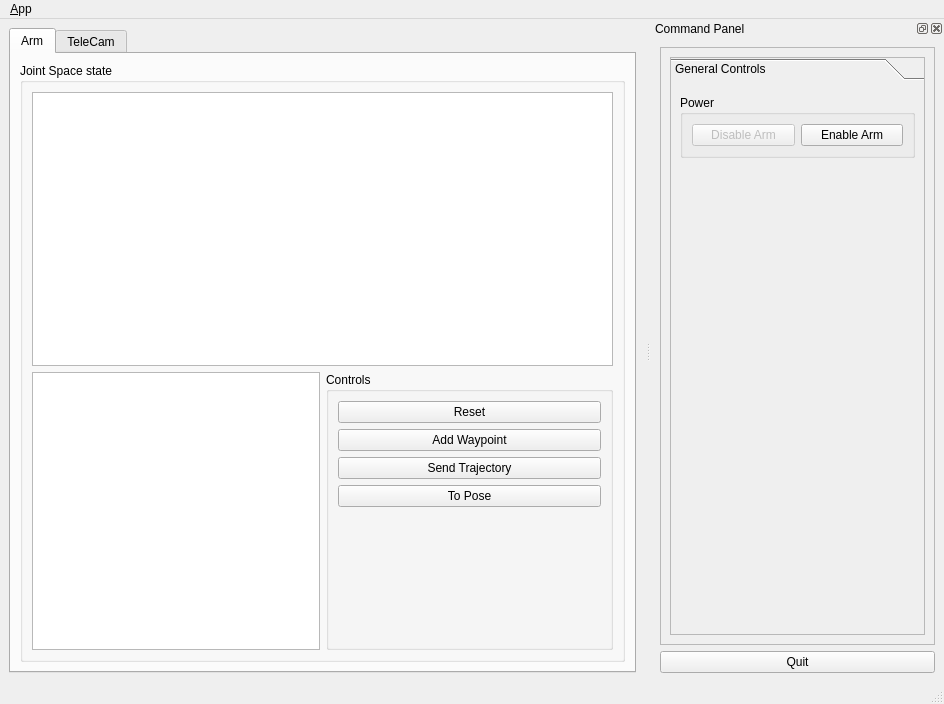
Old version of the form tools/eros_python_tools/templates/qt/ui/main_window.ui in the repository stonier/graveyard_eros.
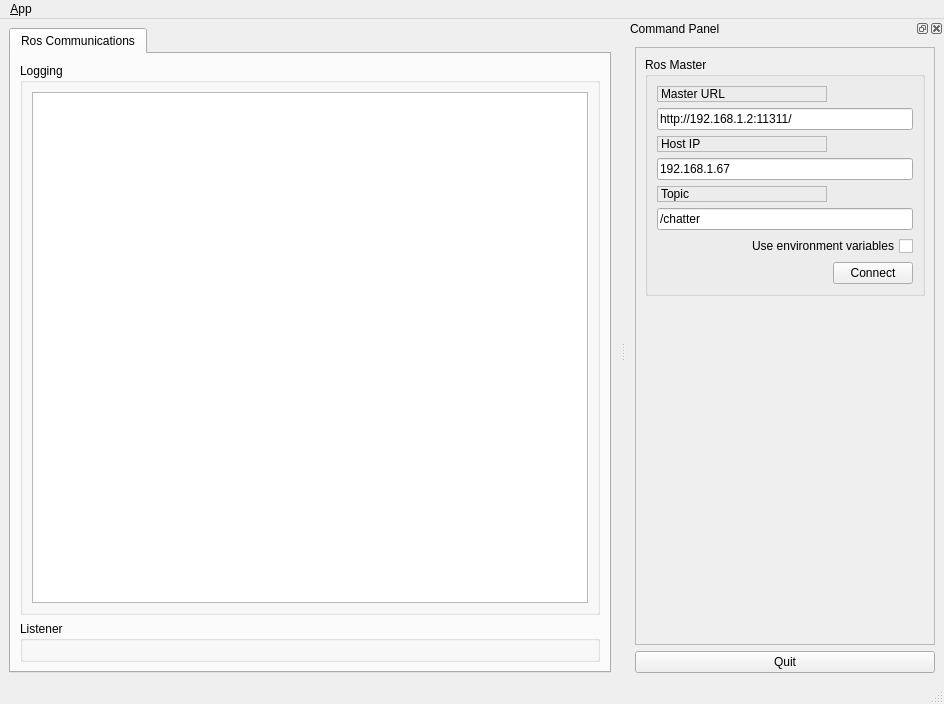
New version of the form.

Commit message: eros_python_tools : the qt create script updated and qt-ros create script added.

Diff of the .ui file:
```diff
--- a/tools/eros_python_tools/templates/qt/ui/main_window.ui
+++ b/tools/eros_python_tools/templates/qt/ui/main_window.ui
@@ -34,11 +34,11 @@
       </property>
       <widget class="QWidget" name="tab_status">
        <attribute name="title">
-        <string>Arm</string>
+        <string>Ros Communications</string>
        </attribute>
-       <layout class="QVBoxLayout" name="verticalLayout_4">
+       <layout class="QVBoxLayout" name="verticalLayout_2">
         <item>
-         <widget class="QGroupBox" name="box_parameters">
+         <widget class="QGroupBox" name="groupBox_12">
           <property name="sizePolicy">
            <sizepolicy hsizetype="MinimumExpanding" vsizetype="Preferred">
             <horstretch>0</horstretch>
@@ -46,229 +46,17 @@
            </sizepolicy>
           </property>
           <property name="title">
-           <string>Joint Space state</string>
+           <string>Logging</string>
           </property>
-          <layout class="QGridLayout" name="gridLayout">
-           <item row="0" column="0" colspan="2">
-            <widget class="QTreeView" name="view_arm">
-             <property name="sizePolicy">
-              <sizepolicy hsizetype="MinimumExpanding" vsizetype="Expanding">
-               <horstretch>0</horstretch>
-               <verstretch>0</verstretch>
-              </sizepolicy>
-             </property>
-             <property name="selectionBehavior">
-              <enum>QAbstractItemView::SelectRows</enum>
-             </property>
-             <property name="animated">
-              <bool>true</bool>
-             </property>
-             <attribute name="headerVisible">
-              <bool>false</bool>
-             </attribute>
-             <attribute name="headerCascadingSectionResizes">
-              <bool>true</bool>
-             </attribute>
-             <attribute name="headerDefaultSectionSize">
-              <number>50</number>
-             </attribute>
-             <attribute name="headerHighlightSections">
-              <bool>true</bool>
-             </attribute>
-             <attribute name="headerMinimumSectionSize">
-              <number>5</number>
-             </attribute>
-             <attribute name="headerCascadingSectionResizes">
-              <bool>true</bool>
-             </attribute>
-             <attribute name="headerDefaultSectionSize">
-              <number>50</number>
-             </attribute>
-             <attribute name="headerVisible">
-              <bool>false</bool>
-             </attribute>
-             <attribute name="headerMinimumSectionSize">
-              <number>5</number>
-             </attribute>
-             <attribute name="headerHighlightSections">
-              <bool>true</bool>
-             </attribute>
-            </widget>
-           </item>
-           <item row="1" column="0">
-            <widget class="QTreeView" name="view_arm_parameters">
-             <property name="sizePolicy">
-              <sizepolicy hsizetype="MinimumExpanding" vsizetype="Expanding">
-               <horstretch>0</horstretch>
-               <verstretch>0</verstretch>
-              </sizepolicy>
-             </property>
-             <property name="selectionBehavior">
-              <enum>QAbstractItemView::SelectRows</enum>
-             </property>
-             <property name="animated">
-              <bool>true</bool>
-             </property>
-             <attribute name="headerVisible">
-              <bool>false</bool>
-             </attribute>
-             <attribute name="headerCascadingSectionResizes">
-              <bool>true</bool>
-             </attribute>
-             <attribute name="headerDefaultSectionSize">
-              <number>50</number>
-             </attribute>
-             <attribute name="headerHighlightSections">
-              <bool>true</bool>
-             </attribute>
-             <attribute name="headerMinimumSectionSize">
-              <number>5</number>
-             </attribute>
-             <attribute name="headerCascadingSectionResizes">
-              <bool>true</bool>
-             </attribute>
-             <attribute name="headerDefaultSectionSize">
-              <number>50</number>
-             </attribute>
-             <attribute name="headerVisible">
-              <bool>false</bool>
-             </attribute>
-             <attribute name="headerMinimumSectionSize">
-              <number>5</number>
-             </attribute>
-             <attribute name="headerHighlightSections">
-              <bool>true</bool>
-             </attribute>
-            </widget>
-           </item>
-           <item row="1" column="1">
-            <widget class="QGroupBox" name="groupBox_10">
-             <property name="title">
-              <string>Controls</string>
-             </property>
-             <layout class="QVBoxLayout" name="verticalLayout_2">
-              <item>
-               <widget class="QPushButton" name="button_reset_waypoints">
-                <property name="enabled">
-                 <bool>true</bool>
-                </property>
-                <property name="sizePolicy">
-                 <sizepolicy hsizetype="MinimumExpanding" vsizetype="Fixed">
-                  <horstretch>0</horstretch>
-                  <verstretch>0</verstretch>
-                 </sizepolicy>
-                </property>
-                <property name="toolTip">
-                 <string>Set the target to the current joint trajectory state.</string>
-                </property>
-                <property name="statusTip">
-                 <string>Clear all waypoints and set the target to the current joint trajectory state.</string>
-                </property>
-                <property name="text">
-                 <string>Reset</string>
-                </property>
-               </widget>
-              </item>
-              <item>
-               <widget class="QPushButton" name="button_add_waypoint">
-                <property name="enabled">
-                 <bool>true</bool>
-                </property>
-                <property name="sizePolicy">
-                 <sizepolicy hsizetype="MinimumExpanding" vsizetype="Fixed">
-                  <horstretch>0</horstretch>
-                  <verstretch>0</verstretch>
-                 </sizepolicy>
-                </property>
-                <property name="toolTip">
-                 <string>Add a waypoint to the joint trajectory list.</string>
-                </property>
-                <property name="statusTip">
-                 <string>Adds a waypoint to the joint trajectory list that defaults to the last set waypoint (or current value).</string>
-                </property>
-                <property name="text">
-                 <string>Add Waypoint</string>
-                </property>
-               </widget>
-              </item>
-              <item>
-               <widget class="QPushButton" name="button_send_trajectory">
-                <property name="enabled">
-                 <bool>true</bool>
-                </property>
-                <property name="sizePolicy">
-                 <sizepolicy hsizetype="MinimumExpanding" vsizetype="Fixed">
-                  <horstretch>0</horstretch>
-                  <verstretch>0</verstretch>
-                 </sizepolicy>
-                </property>
-                <property name="toolTip">
-                 <string>Send the joint trajectory waypoints to the move arm action server.</string>
-                </property>
-                <property name="statusTip">
-                 <string extracomment="Status Tip">Collects all trajectory waypoints and sends a trajectory goal to the move arm action server.</string>
-                </property>
-                <property name="whatsThis">
-                 <string extracomment="Whats This">Whats This</string>
-                </property>
-                <property name="text">
-                 <string>Send Trajectory</string>
-                </property>
-               </widget>
-              </item>
-              <item>
-               <widget class="QPushButton" name="button_to_pose">
-                <property name="enabled">
-                 <bool>true</bool>
-                </property>
-                <property name="sizePolicy">
-                 <sizepolicy hsizetype="MinimumExpanding" vsizetype="Fixed">
-                  <horstretch>0</horstretch>
-                  <verstretch>0</verstretch>
-                 </sizepolicy>
-                </property>
-                <property name="toolTip">
-                 <string>Convert the last waypoint to a pose and update.</string>
-                </property>
-                <property name="statusTip">
-                 <string extracomment="Status Tip">Convert the last waypoint to a pose and update the target pose in the workspace.</string>
-                </property>
-                <property name="whatsThis">
-                 <string extracomment="Whats This">Whats This</string>
-                </property>
-                <property name="text">
-                 <string>To Pose</string>
-                </property>
-               </widget>
-              </item>
-              <item>
-               <spacer name="verticalSpacer_2">
-                <property name="orientation">
-                 <enum>Qt::Vertical</enum>
-                </property>
-                <property name="sizeHint" stdset="0">
-                 <size>
-                  <width>20</width>
-                  <height>131</height>
-                 </size>
-                </property>
-               </spacer>
-              </item>
-             </layout>
-            </widget>
+          <layout class="QGridLayout" name="gridLayout_3">
+           <item row="0" column="0">
+            <widget class="QListView" name="view_logging"/>
            </item>
           </layout>
          </widget>
         </item>
-       </layout>
-      </widget>
-      <widget class="QWidget" name="tab_2">
-       <attribute name="title">
-        <string>TeleCam</string>
-       </attribute>
-       <layout class="QVBoxLayout" name="verticalLayout_9">
         <item>
-         <widget class="QGroupBox" name="groupBox_11">
+         <widget class="QGroupBox" name="groupBox_13">
           <property name="sizePolicy">
            <sizepolicy hsizetype="MinimumExpanding" vsizetype="Preferred">
             <horstretch>0</horstretch>
@@ -276,53 +64,9 @@
            </sizepolicy>
           </property>
           <property name="title">
-           <string>Tele Camera</string>
+           <string>Listener</string>
           </property>
-          <layout class="QGridLayout" name="gridLayout_2">
-           <item row="0" column="0" colspan="2">
-            <widget class="QTreeView" name="view_tele_cam">
-             <property name="selectionBehavior">
-              <enum>QAbstractItemView::SelectRows</enum>
-             </property>
-             <property name="animated">
-              <bool>true</bool>
-             </property>
-             <attribute name="headerVisible">
-              <bool>false</bool>
-             </attribute>
-             <attribute name="headerCascadingSectionResizes">
-              <bool>true</bool>
-             </attribute>
-             <attribute name="headerDefaultSectionSize">
-              <number>50</number>
-             </attribute>
-             <attribute name="headerHighlightSections">
-              <bool>true</bool>
-             </attribute>
-             <attribute name="headerMinimumSectionSize">
-              <number>5</number>
-             </attribute>
-             <attribute name="headerCascadingSectionResizes">
-              <bool>true</bool>
-             </attribute>
-             <attribute name="headerDefaultSectionSize">
-              <number>50</number>
-             </attribute>
-             <attribute name="headerVisible">
-              <bool>false</bool>
-             </attribute>
-             <attribute name="headerMinimumSectionSize">
-              <number>5</number>
-             </attribute>
-             <attribute name="headerHighlightSections">
-              <bool>true</bool>
-             </attribute>
-            </widget>
-           </item>
-           <item row="1" column="0">
-            <widget class="QListView" name="view_tele_cam_feedback"/>
-           </item>
-          </layout>
+          <layout class="QGridLayout" name="gridLayout_4"/>
          </widget>
         </item>
        </layout>
@@ -363,8 +107,8 @@
    </property>
    <property name="minimumSize">
     <size>
-     <width>293</width>
-     <height>215</height>
+     <width>318</width>
+     <height>342</height>
     </size>
    </property>
    <property name="allowedAreas">
@@ -394,87 +138,132 @@
        </property>
        <layout class="QVBoxLayout" name="verticalLayout_3">
         <item>
-         <widget class="QToolBox" name="toolBox">
-          <property name="sizePolicy">
-           <sizepolicy hsizetype="Minimum" vsizetype="Preferred">
-            <horstretch>0</horstretch>
-            <verstretch>0</verstretch>
-           </sizepolicy>
+         <widget class="QGroupBox" name="groupBox">
+          <property name="title">
+           <string>Ros Master</string>
           </property>
-          <property name="frameShape">
-           <enum>QFrame::StyledPanel</enum>
-          </property>
-          <property name="frameShadow">
-           <enum>QFrame::Sunken</enum>
-          </property>
-          <property name="currentIndex">
-           <number>0</number>
-          </property>
-          <widget class="QWidget" name="page_connect">
-           <property name="geometry">
-            <rect>
-             <x>0</x>
-             <y>0</y>
-             <width>255</width>
-             <height>551</height>
-            </rect>
-           </property>
-           <attribute name="label">
-            <string>General Controls</string>
-           </attribute>
-           <layout class="QVBoxLayout" name="verticalLayout_6">
-            <item>
-             <widget class="QGroupBox" name="groupBox_9">
-              <property name="title">
-               <string>Power</string>
-              </property>
-              <layout class="QGridLayout" name="gridLayout_7">
-               <item row="0" column="0">
-                <widget class="QPushButton" name="button_disable_arm">
-                 <property name="enabled">
-                  <bool>false</bool>
-                 </property>
-                 <property name="text">
-                  <string>Disable Arm</string>
-                 </property>
-                 <property name="checkable">
-                  <bool>true</bool>
-                 </property>
-                </widget>
-               </item>
-               <item row="0" column="1">
-                <widget class="QPushButton" name="button_enable_arm">
-                 <property name="enabled">
-                  <bool>true</bool>
-                 </property>
-                 <property name="text">
-                  <string>Enable Arm</string>
-                 </property>
-                 <property name="checkable">
-                  <bool>true</bool>
-                 </property>
-                </widget>
-               </item>
-              </layout>
-             </widget>
-            </item>
-            <item>
-             <spacer name="verticalSpacer">
-              <property name="orientation">
-               <enum>Qt::Vertical</enum>
-              </property>
-              <property name="sizeHint" stdset="0">
-               <size>
-                <width>20</width>
-                <height>40</height>
-               </size>
-              </property>
-             </spacer>
-            </item>
-           </layout>
-          </widget>
+          <layout class="QGridLayout" name="gridLayout">
+           <item row="0" column="0">
+            <widget class="QLabel" name="label">
+             <property name="frameShape">
+              <enum>QFrame::StyledPanel</enum>
+             </property>
+             <property name="frameShadow">
+              <enum>QFrame::Raised</enum>
+             </property>
+             <property name="text">
+              <string>Master URL</string>
+             </property>
+            </widget>
+           </item>
+           <item row="1" column="0" colspan="2">
+            <widget class="QLineEdit" name="line_edit_master">
+             <property name="text">
+              <string>http://192.168.1.2:11311/</string>
+             </property>
+            </widget>
+           </item>
+           <item row="2" column="0">
+            <widget class="QLabel" name="label_2">
+             <property name="frameShape">
+              <enum>QFrame::StyledPanel</enum>
+             </property>
+             <property name="frameShadow">
+              <enum>QFrame::Raised</enum>
+             </property>
+             <property name="text">
+              <string>Host IP</string>
+             </property>
+            </widget>
+           </item>
+           <item row="3" column="0" colspan="2">
+            <widget class="QLineEdit" name="line_edit_host">
+             <property name="text">
+              <string>192.168.1.67</string>
+             </property>
+            </widget>
+           </item>
+           <item row="4" column="0">
+            <widget class="QLabel" name="label_3">
+             <property name="frameShape">
+              <enum>QFrame::StyledPanel</enum>
+             </property>
+             <property name="frameShadow">
+              <enum>QFrame::Raised</enum>
+             </property>
+             <property name="text">
+              <string>Topic</string>
+             </property>
+            </widget>
+           </item>
+           <item row="5" column="0" colspan="2">
+            <widget class="QLineEdit" name="line_edit_topic">
+             <property name="text">
+              <string>/chatter</string>
+             </property>
+            </widget>
+           </item>
+           <item row="6" column="0" colspan="2">
+            <widget class="QCheckBox" name="checkbox_use_environment">
+             <property name="layoutDirection">
+              <enum>Qt::RightToLeft</enum>
+             </property>
+             <property name="text">
+              <string>Use environment variables</string>
+             </property>
+            </widget>
+           </item>
+           <item row="7" column="0">
+            <spacer name="horizontalSpacer">
+             <property name="orientation">
+              <enum>Qt::Horizontal</enum>
+             </property>
+             <property name="sizeHint" stdset="0">
+              <size>
+               <width>170</width>
+               <height>21</height>
+              </size>
+             </property>
+            </spacer>
+           </item>
+           <item row="7" column="1">
+            <widget class="QPushButton" name="button_connect">
+             <property name="enabled">
+              <bool>true</bool>
+             </property>
+             <property name="sizePolicy">
+              <sizepolicy hsizetype="MinimumExpanding" vsizetype="Fixed">
+               <horstretch>0</horstretch>
+               <verstretch>0</verstretch>
+              </sizepolicy>
+             </property>
+             <property name="toolTip">
+              <string>Set the target to the current joint trajectory state.</string>
+             </property>
+             <property name="statusTip">
+              <string>Clear all waypoints and set the target to the current joint trajectory state.</string>
+             </property>
+             <property name="text">
+              <string>Connect</string>
+             </property>
+            </widget>
+           </item>
+          </layout>
          </widget>
         </item>
+        <item>
+         <spacer name="verticalSpacer_3">
+          <property name="orientation">
+           <enum>Qt::Vertical</enum>
+          </property>
+          <property name="sizeHint" stdset="0">
+           <size>
+            <width>20</width>
+            <height>233</height>
+           </size>
+          </property>
+         </spacer>
+        </item>
        </layout>
       </widget>
      </item>
```
The commit also changes 9 other files.
